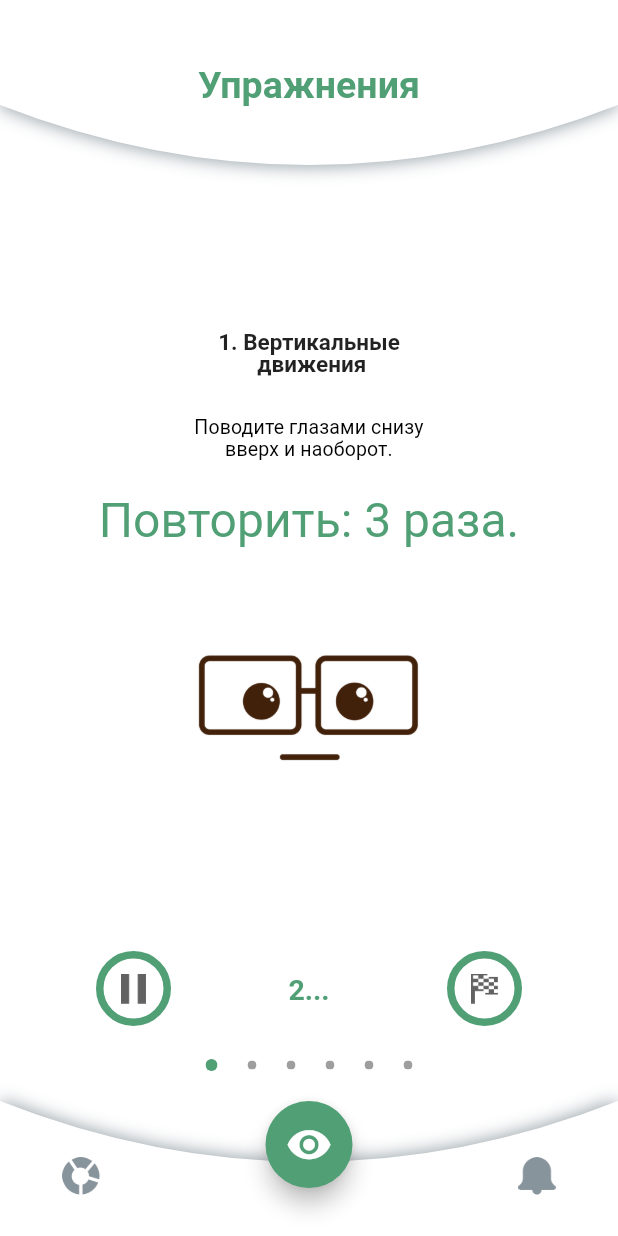
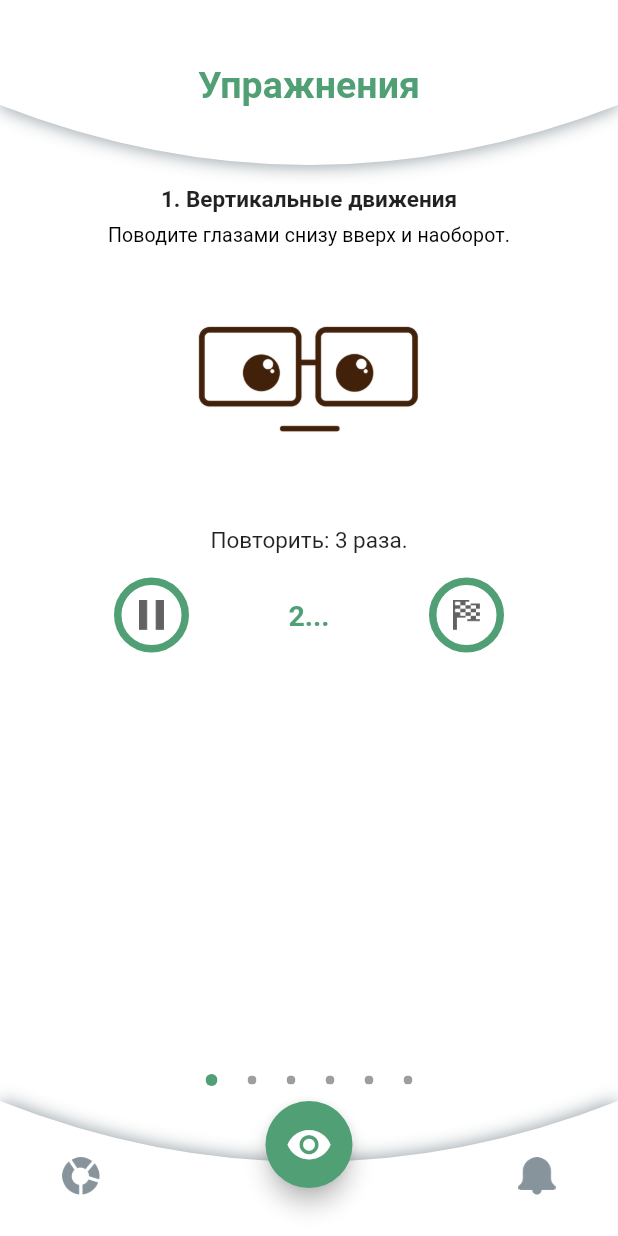
Before and after one commit to mdusafp/eyehelper, a Flutter app: the screen it shows after launch, after a tap on "Начать", on a phone screen of 412 x 824 dp. Run offline on Flutter 3.47's test engine with Material 2 defaults, Android fonts, the light colour scheme and no system bars; our stand-ins replace fl_chart, flare_flutter, flutter_local_notifications, flutter_swiper, share, shared_preferences and 2 more; missing offline and left inert: flare_dart.

Commit message:
fix main and statistics screens layouts

```diff
--- a/lib/src/locale/ru.dart
+++ b/lib/src/locale/ru.dart
@@ -98,21 +98,20 @@ Map<LocaleId, String> localeRu = {
   LocaleId.excercises: "Упражнения",
   LocaleId.notifications: "Уведомления",
 
-  LocaleId.vertical_movements: "1. Вертикальные\n движения",
-  LocaleId.horizontal_movements: "2. Горизонтальные\n движения",
+  LocaleId.vertical_movements: "1. Вертикальные движения",
+  LocaleId.horizontal_movements: "2. Горизонтальные движения",
   LocaleId.screw_up_movements: "3. Зажмуривания",
   LocaleId.blinking_movements: "4. Моргание",
   LocaleId.focus_movements: "5. Фокусировка",
   LocaleId.palming_movements: "6. Пальминг",
 
-  LocaleId.turn_eyes_up_down: "Поводите глазами снизу\nвверх и наоборот.",
-  LocaleId.turn_eyes_left_right: "Поводите глазами слева\nнаправо и наоборот.",
-  LocaleId.screw_up_your_eyes:
-      "Крепко зажмрурьте глаза\n на 10 секунд, не открывая\n глаза расслабьте мышцы\nна 10 секунд",
-  LocaleId.focus_for_10_sec: "Сфокусируйтесь сначала на\nближнем предмете (10 сек),\nпотом на дальнем (10 сек).",
+  LocaleId.turn_eyes_up_down: "Поводите глазами снизу вверх и наоборот.",
+  LocaleId.turn_eyes_left_right: "Поводите глазами слева направо и наоборот.",
+  LocaleId.screw_up_your_eyes: "Крепко зажмрурьте глаза на 10 секунд, не открывая глаза расслабьте мышцы на 10 секунд",
+  LocaleId.focus_for_10_sec: "Сфокусируйтесь сначала на ближнем предмете (10 сек), потом на дальнем (10 сек).",
   LocaleId.blink_fast_20_times: "Быстро поморгайте",
   LocaleId.rub_hands_and_attach_to_eyes:
-      "Потрите руки друг о друга до\nпоявления тепла. Приложите руки\nк глазам на 15 секунд (не давить).\nПодумайте о своей мечте.",
+      "Потрите руки друг о друга до появления тепла. Приложите руки к глазам на 15 секунд (не давить). Подумайте о своей мечте.",
 
   LocaleId.retry_three_times: "Повторить: 3 раза.",
   LocaleId.retry_one_time: "Повторить: 1 раз.",
--- a/lib/src/screens/eye_screen/eye_single_page.dart
+++ b/lib/src/screens/eye_screen/eye_single_page.dart
@@ -1,4 +1,6 @@
 import 'dart:async';
+import 'package:eyehelper/src/widgets/bootom_bar.dart';
+import 'package:eyehelper/src/widgets/toolbar.dart';
 import 'package:flare_dart/math/mat2d.dart';
 import 'package:flare_flutter/flare.dart';
 import 'package:flare_flutter/flare_controller.dart';
@@ -55,72 +57,32 @@ class _EyeSinglePageState extends State<EyeSinglePage> implements FlareControlle
   Widget build(BuildContext context) {
     TextTheme textTheme = Theme.of(context).textTheme;
 
-    return Stack(
-      children: <Widget>[
-        Center(
-          child: SingleChildScrollView(
+    return SingleChildScrollView(
+      child: Padding(
+        padding: const EdgeInsets.symmetric(vertical: PREFERED_HEIGHT_FOR_CUSTOM_APPBAR, horizontal: 16.0),
         child: Column(
-              children: <Widget>[
+          mainAxisSize: MainAxisSize.max,
+          mainAxisAlignment: MainAxisAlignment.center,
+          crossAxisAlignment: CrossAxisAlignment.stretch,
+          children: [
             Padding(
-                  padding: EdgeInsets.only(left: 10.0, right: 10.0),
-                  child: Column(
-                    mainAxisAlignment: MainAxisAlignment.spaceAround,
-                    children: [
-                      Container(
-                        height: 110.0,
-                      ),
-                      Padding(
-                        padding: EdgeInsets.only(
-                          top: 18.0,
-                          bottom: 20.0,
-                          left: 20.0,
-                          right: 20.0,
-                        ),
-                        child: Center(
+              padding: const EdgeInsets.only(bottom: 8.0, top: 16.0),
               child: Text(
                 Localizer.getLocaleById(widget.info.title, context),
                 style: textTheme.title,
                 textAlign: TextAlign.center,
-                        )),
+              ),
             ),
             Padding(
-                        padding: EdgeInsets.only(
-                          top: 6.0,
-                          bottom: 20.0,
-                          left: 20.0,
-                          right: 20.0,
-                        ),
-                        child: Center(
+              padding: const EdgeInsets.only(bottom: 8.0),
               child: Text(
-                            Localizer.getLocaleById(
-                              widget.info.mainText,
-                              context,
-                            ),
+                Localizer.getLocaleById(widget.info.mainText, context),
                 style: textTheme.subtitle,
                 textAlign: TextAlign.center,
               ),
             ),
-                      ),
             Padding(
-                        padding: EdgeInsets.only(
-                          top: 6.0,
-                          bottom: 20.0,
-                          left: 20.0,
-                          right: 20.0,
-                        ),
-                        child: Text(
-                          Localizer.getLocaleById(
-                            widget.info.durationText,
-                            context,
-                          ),
-                          style: textTheme.display1.copyWith(
-                            color: Theme.of(context).accentColor,
-                          ),
-                          textAlign: TextAlign.center,
-                        ),
-                      ),
-                      Padding(
-                        padding: EdgeInsets.only(top: 6.0, bottom: 10.0),
+              padding: const EdgeInsets.only(bottom: 16.0),
               child: AnimatedFace(
                 info: widget.info,
                 isPaused: isFacePaused,
@@ -129,21 +91,16 @@ class _EyeSinglePageState extends State<EyeSinglePage> implements FlareControlle
               ),
             ),
             Padding(
-                        padding: EdgeInsets.only(top: 10.0),
-                        child: Container(
-                          width: MediaQuery.of(context).size.width,
-                          height: 160.0,
+              padding: const EdgeInsets.only(bottom: 16.0),
+              child: Text(
+                Localizer.getLocaleById(widget.info.durationText, context),
+                textAlign: TextAlign.center,
               ),
-                      )
+            ),
+            getControls(context),
           ],
         ),
       ),
-              ],
-            ),
-          ),
-        ),
-        Positioned(bottom: 140.0, child: getControls(context))
-      ],
     );
   }
 
@@ -166,9 +123,8 @@ class _EyeSinglePageState extends State<EyeSinglePage> implements FlareControlle
     }
 
     return Container(
-      padding: EdgeInsets.only(left: 70, right: 70),
-      width: MediaQuery.of(context).size.width,
-      height: 50.0,
+      padding: const EdgeInsets.only(left: 64.0, right: 64.0),
+      height: 40.0,
       child: RoundCustomButton(
         onPressed: () {
           setState(() {
@@ -179,7 +135,7 @@ class _EyeSinglePageState extends State<EyeSinglePage> implements FlareControlle
         },
         child: Text(
           Localizer.getLocaleById(LocaleId.begin_btn_txt, context),
-          style: Theme.of(context).textTheme.display1,
+          style: Theme.of(context).textTheme.button,
         ),
       ),
     );
--- a/lib/src/screens/eye_screen/swiper_main.dart
+++ b/lib/src/screens/eye_screen/swiper_main.dart
@@ -6,6 +6,7 @@ import 'package:eyehelper/src/screens/eye_screen/eye_single_page.dart';
 import 'package:eyehelper/src/screens/eye_screen/swiper_pagination.dart';
 import 'package:eyehelper/src/screens/eye_screen/today_training.dart';
 import 'package:eyehelper/src/theme.dart';
+import 'package:eyehelper/src/widgets/bootom_bar.dart';
 
 import 'package:flutter/material.dart';
 import 'package:flutter_swiper/flutter_swiper.dart';
@@ -42,9 +43,10 @@ class _SwiperMainState extends State<SwiperMain> {
   Widget build(BuildContext context) {
     if (_isLoading) {
       return Scaffold(
-          body: Center(
-        child: CircularProgressIndicator(),
-      ));
+        body: Center(
+          child: CircularProgressIndicator(),
+        ),
+      );
     }
 
     Widget swiper = new Swiper(
@@ -54,7 +56,7 @@ class _SwiperMainState extends State<SwiperMain> {
       controller: swiperController,
       loop: false,
       pagination: new SwiperPagination(
-        margin: EdgeInsets.only(bottom: 100.0),
+        margin: const EdgeInsets.only(bottom: PREFERED_HEIGHT_FOR_CUSTOM_BOTTOM_BAR),
         builder: CustomSwiperBuilder(
           color: Colors.grey,
           space: 10.0,
--- a/lib/src/theme.dart
+++ b/lib/src/theme.dart
@@ -20,12 +20,12 @@ class EyehelperTheme {
       primaryColorDark: EyehelperColorScheme.mainDark,
       textTheme: TextTheme(
         display1: TextStyle(
-          fontSize: 32.0,
+          fontSize: 14.0,
           height: 1.0,
           fontWeight: FontWeight.normal,
         ),
         display2: TextStyle(
-          fontSize: 28.0,
+          fontSize: 12.0,
           height: 1.0,
           fontWeight: FontWeight.normal,
         ),
```
Also changed, not shown: lib/src/screens/eye_screen/finish_training_screen.dart (+30 -57 lines), lib/src/screens/statistics_screen/statistics_card.dart (+19 -24 lines), lib/src/screens/statistics_screen/statistics_screen.dart (+28 -39 lines). Lines whose indentation alone changed are shown as unchanged.
